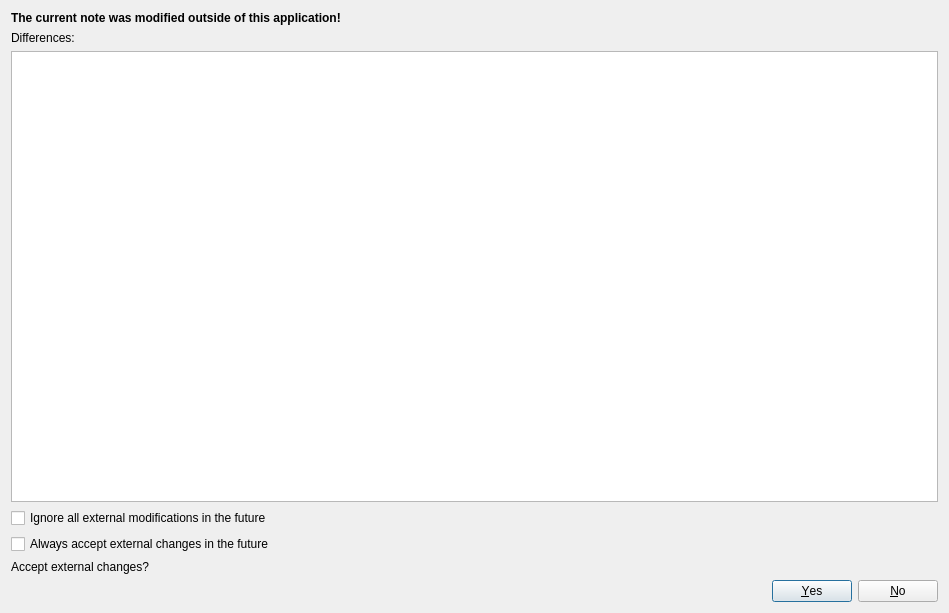
Old version of the form src/dialogs/notediffdialog.ui in the repository pbek/QOwnNotes.
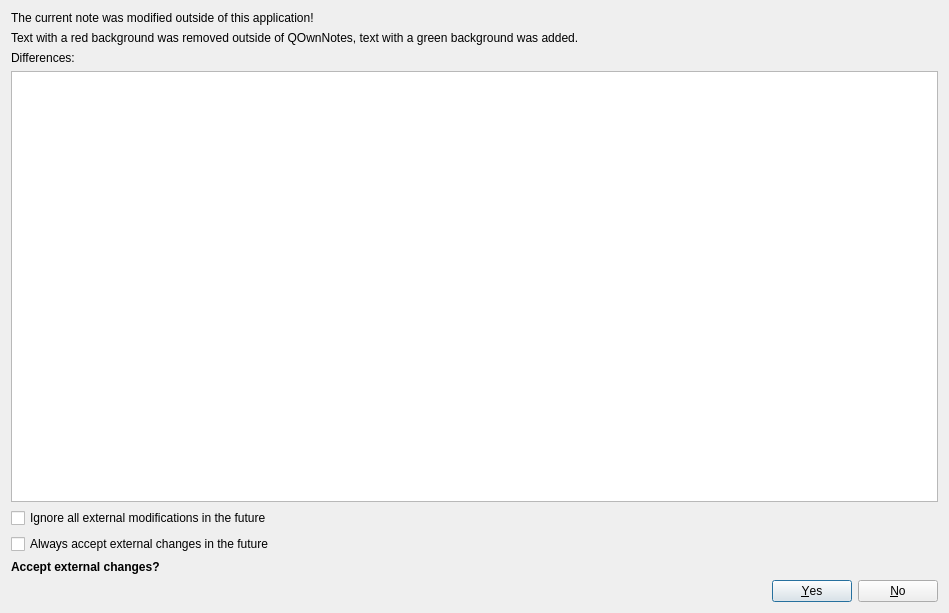
New version of the form. Icons and pictures are not drawn.

Commit message: diff: polish note and text difference dialogs

```diff
--- a/src/dialogs/notediffdialog.ui
+++ b/src/dialogs/notediffdialog.ui
@@ -34,12 +34,22 @@
      </property>
      <item>
       <widget class="QLabel" name="label_2">
-       <property name="styleSheet">
-        <string notr="true">QLabel {font-weight: bold;}</string>
-       </property>
        <property name="text">
         <string>The current note was modified outside of this application!</string>
        </property>
+       <property name="wordWrap">
+        <bool>true</bool>
+       </property>
+      </widget>
+     </item>
+     <item>
+      <widget class="QLabel" name="legendLabel">
+       <property name="text">
+        <string>Text with a red background was removed outside of QOwnNotes, text with a green background was added.</string>
+       </property>
+       <property name="wordWrap">
+        <bool>true</bool>
+       </property>
       </widget>
      </item>
      <item>
@@ -79,6 +89,9 @@
      </item>
      <item>
       <widget class="QLabel" name="label">
+       <property name="styleSheet">
+        <string notr="true">QLabel {font-weight: bold;}</string>
+       </property>
        <property name="text">
         <string>Accept external changes?</string>
        </property>
```
The commit also changes 8 other files.
